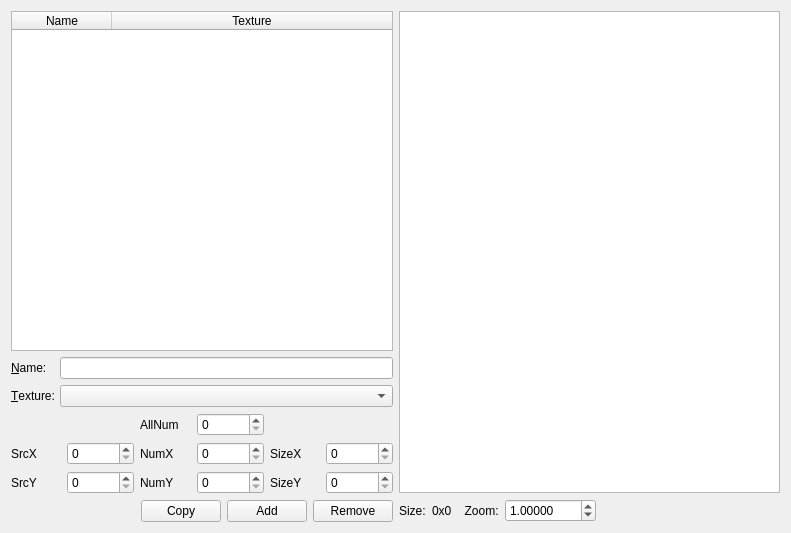
This is StgEditor/subgraphtab.ui in darknesswind/LiteSTG as Qt 5 draws it before an edit. The edited form follows.
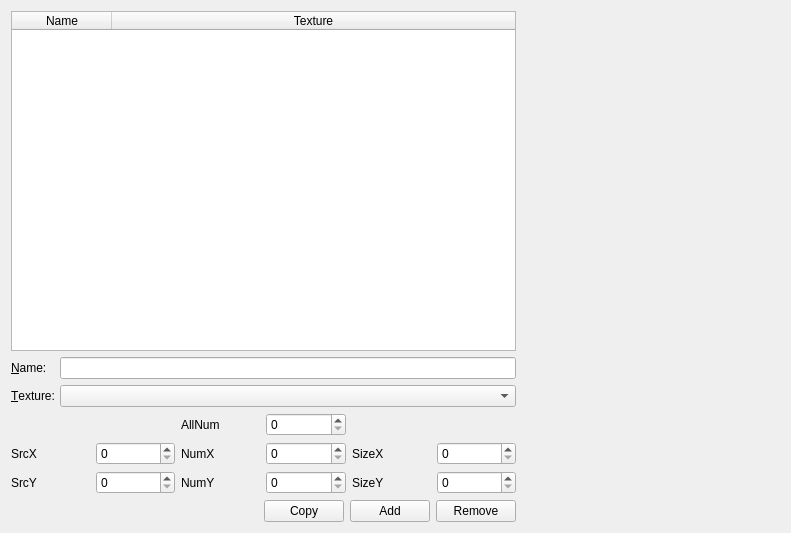
This is the edited form. Custom widgets are drawn as their Qt base class.

What changed in the file:
```diff
--- a/StgEditor/subgraphtab.ui
+++ b/StgEditor/subgraphtab.ui
@@ -230,79 +230,26 @@
     </layout>
    </item>
    <item>
-    <layout class="QVBoxLayout" name="verticalLayout_2">
-     <item>
-      <widget class="QGraphicsView" name="graphicsView">
-       <property name="mouseTracking">
-        <bool>true</bool>
-       </property>
-       <property name="dragMode">
-        <enum>QGraphicsView::ScrollHandDrag</enum>
-       </property>
-       <property name="transformationAnchor">
-        <enum>QGraphicsView::AnchorUnderMouse</enum>
-       </property>
-       <property name="resizeAnchor">
-        <enum>QGraphicsView::AnchorUnderMouse</enum>
-       </property>
-      </widget>
-     </item>
-     <item>
-      <layout class="QHBoxLayout" name="horizontalLayout_2">
-       <item>
-        <widget class="QLabel" name="label_11">
-         <property name="text">
-          <string>Size:</string>
-         </property>
-        </widget>
-       </item>
-       <item>
-        <widget class="QLabel" name="lbSize">
-         <property name="text">
-          <string>0x0</string>
-         </property>
-        </widget>
-       </item>
-       <item>
-        <widget class="QLabel" name="label_10">
-         <property name="text">
-          <string>  Zoom:</string>
-         </property>
-        </widget>
-       </item>
-       <item>
-        <widget class="QDoubleSpinBox" name="sbZoom">
-         <property name="decimals">
-          <number>5</number>
-         </property>
-         <property name="maximum">
-          <double>1000.000000000000000</double>
-         </property>
-         <property name="value">
-          <double>1.000000000000000</double>
-         </property>
-        </widget>
-       </item>
-       <item>
-        <spacer name="horizontalSpacer_2">
-         <property name="orientation">
-          <enum>Qt::Horizontal</enum>
-         </property>
-         <property name="sizeHint" stdset="0">
-          <size>
-           <width>40</width>
-           <height>20</height>
-          </size>
-         </property>
-        </spacer>
-       </item>
-      </layout>
-     </item>
-    </layout>
+    <widget class="PreviewWidget" name="preview" native="true">
+     <property name="minimumSize">
+      <size>
+       <width>258</width>
+       <height>0</height>
+      </size>
+     </property>
+    </widget>
    </item>
   </layout>
  </widget>
  <layoutdefault spacing="6" margin="11"/>
+ <customwidgets>
+  <customwidget>
+   <class>PreviewWidget</class>
+   <extends>QWidget</extends>
+   <header>previewwidget.h</header>
+   <container>1</container>
+  </customwidget>
+ </customwidgets>
  <resources/>
  <connections/>
 </ui>
```
